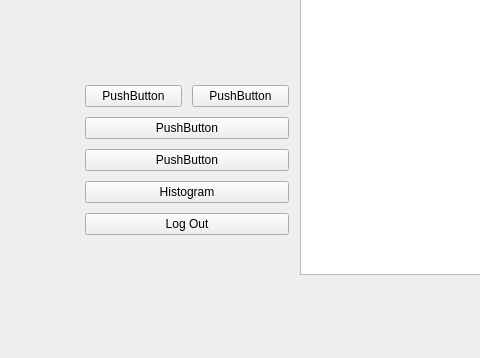
Qt form src/app/ui/main_window.ui (TIS2023-FMFI/pracovne-instrukcie) before a commit; both pictures show x 0 to 480 and y 246 to 604 of the 1027 by 604 pixel window.
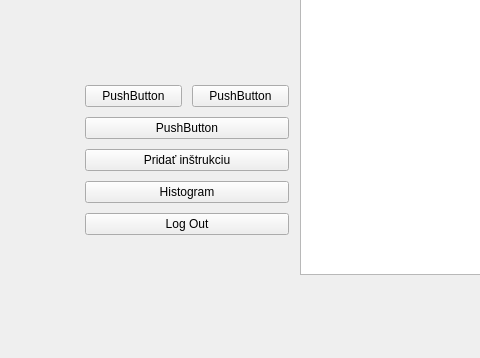
The same form after that commit. Icons and pictures are not drawn.

The edit to the form file:
```diff
--- a/src/app/ui/main_window.ui
+++ b/src/app/ui/main_window.ui
@@ -122,7 +122,7 @@
                         <item>
                             <widget class="QPushButton" name="pushButton_2">
                                 <property name="text">
-                                    <string>PushButton</string>
+                                    <string>Pridať inštrukciu</string>
                                 </property>
                             </widget>
                         </item>
```
Left out of the diff: 2 changed lines with no effect on the pictures.
